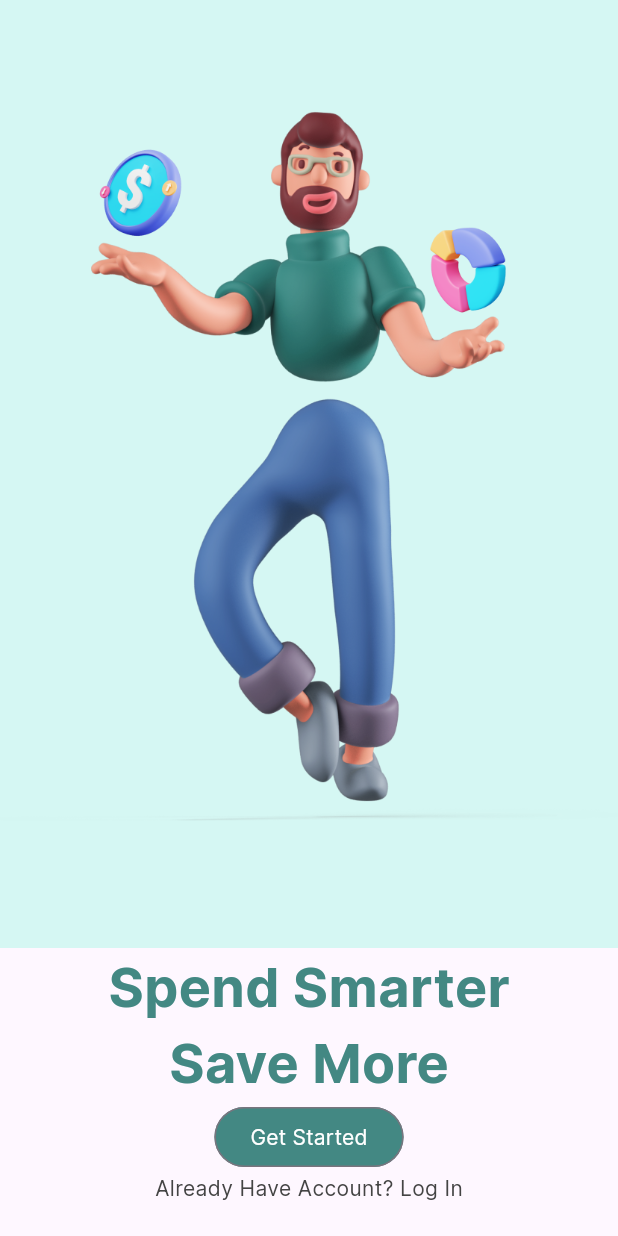
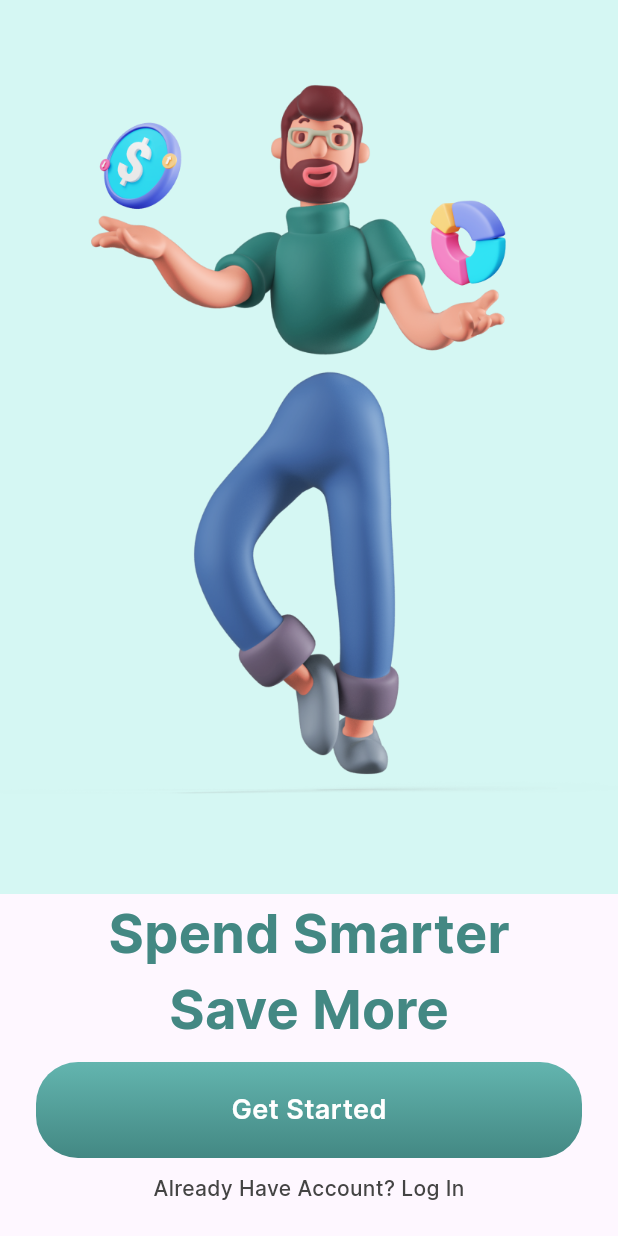
Before and after one commit to JoaoVictor-freire/finance_app, a Flutter app: the screen it shows after launch, on a phone screen of 412 x 824 dp. Run offline on Flutter 3.47's test engine with Material 3 defaults, Android fonts, the phone set to English and light mode, and no system bars.

Commit message:
att_buttom

```diff
--- a/lib/common/constants/app_colors.dart
+++ b/lib/common/constants/app_colors.dart
@@ -13,4 +13,9 @@ class AppColors {
     Color(0xFF63B5AF),
     Color(0xFF438883)
   ];
+
+  static const List<Color> greyGradient = [
+    Color(0xFFA3A3A3),
+    Color(0xFFCCCCCC)
+  ];
 }
--- a/lib/common/constants/app_text_style.dart
+++ b/lib/common/constants/app_text_style.dart
@@ -23,7 +23,7 @@ class AppTextStyles {
 
   static const TextStyle buttonOnbording = TextStyle(
     fontFamily: 'Inter',
-    fontSize: 14.0,
-    fontWeight: FontWeight.w500,
+    fontSize: 18.0,
+    fontWeight: FontWeight.w600,
   );
 }
--- /dev/null
+++ b/lib/common/widgets/first_buttom.dart
@@ -0,0 +1,39 @@
+import 'package:finance_app/common/constants/app_colors.dart';
+import 'package:finance_app/common/constants/app_text_style.dart';
+import 'package:flutter/material.dart';
+
+class FirstButtom extends StatelessWidget {
+  final VoidCallback? onPressed;
+  final String text;
+
+  const FirstButtom({super.key, this.onPressed, required this.text});
+
+  @override
+  Widget build(BuildContext context) {
+    return Material(
+      borderRadius: const BorderRadius.all(Radius.circular(28.0)),
+      child: Ink(
+        decoration: BoxDecoration(
+            borderRadius: const BorderRadius.all(Radius.circular(28.0)),
+            gradient: LinearGradient(
+                begin: Alignment.topCenter,
+                end: Alignment.bottomCenter,
+                colors: onPressed != null
+                    ? AppColors.greenGradient
+                    : AppColors.greyGradient)),
+        child: InkWell(
+          onTap: onPressed,
+          child: Container(
+              alignment: Alignment.center,
+              height: 64.0,
+              width: 364.0,
+              child: Text(
+                text,
+                style: AppTextStyles.buttonOnbording
+                    .copyWith(color: AppColors.white),
+              )),
+        ),
+      ),
+    );
+  }
+}
--- a/lib/features/onboarding/onboarding_page.dart
+++ b/lib/features/onboarding/onboarding_page.dart
@@ -1,5 +1,6 @@
 import 'package:finance_app/common/constants/app_colors.dart';
 import 'package:finance_app/common/constants/app_text_style.dart';
+import 'package:finance_app/common/widgets/first_buttom.dart';
 import 'package:flutter/material.dart';
 
 class OnboardingPage extends StatelessWidget {
@@ -24,14 +25,11 @@ class OnboardingPage extends StatelessWidget {
             'Save More',
             style: AppTextStyles.medium.copyWith(color: AppColors.greenBottom),
           ),
-          OutlinedButton(
-            style: OutlinedButton.styleFrom(
-                backgroundColor: AppColors.greenBottom),
-            onPressed: () {},
-            child: Text(
-              'Get Started',
-              style: AppTextStyles.buttonOnbording
-                  .copyWith(color: AppColors.white),
+          Padding(
+            padding: const EdgeInsets.all(10.0),
+            child: FirstButtom(
+              text: 'Get Started',
+              onPressed: () {},
             ),
           ),
           Text(
```
Also changed, not shown: pubspec.yaml (+7 -1 lines), assets/fonts/Inter-ExtraBold.ttf (added), assets/fonts/Inter-Medium.ttf (added), assets/fonts/Inter-SemiBold.ttf (added).
